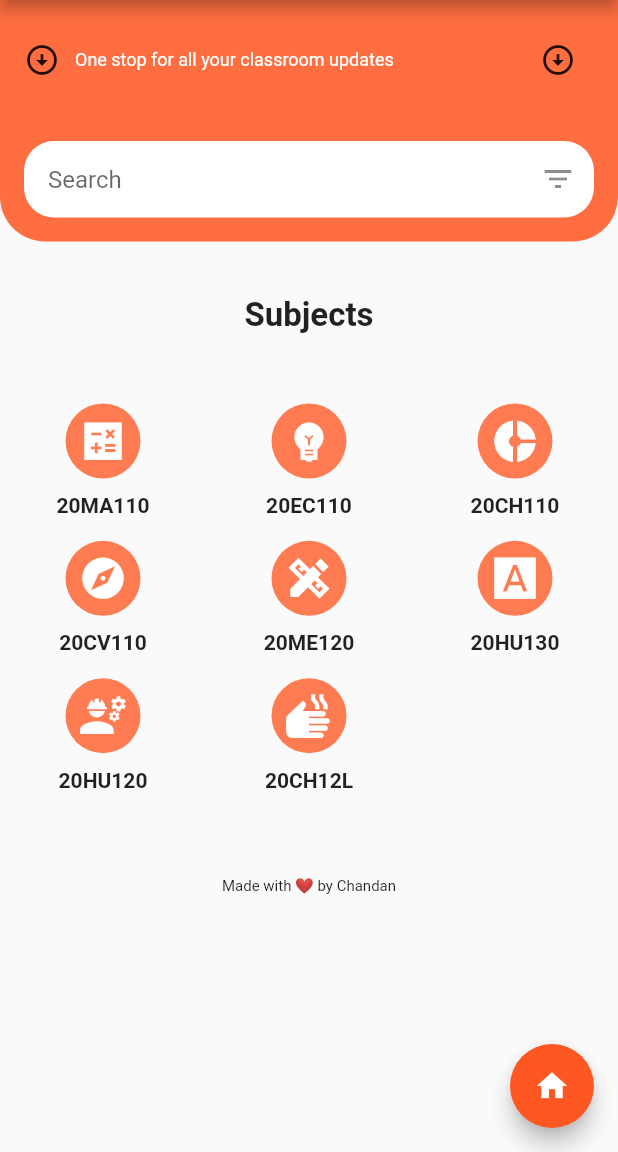
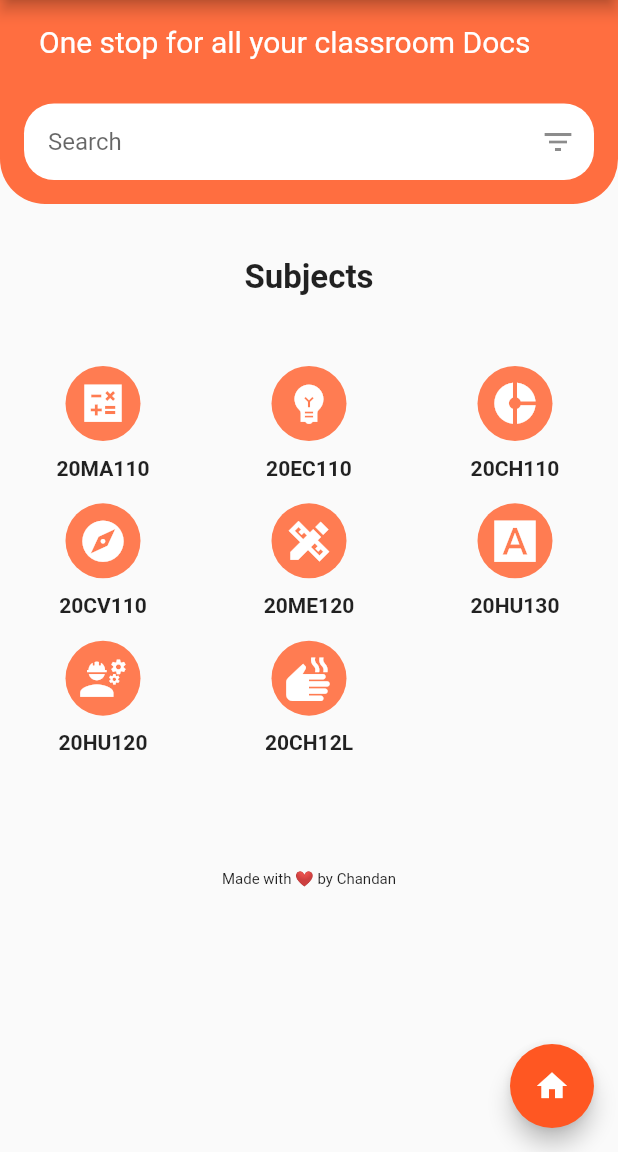
Before and after one commit to chandansgowda/myclassroom, a Flutter app: the screen it shows after launch, in the side drawer, after a tap on the "home" icon, on a phone screen of 412 x 824 dp, the part 84-1236 px from its top. Run offline on Flutter 3.47's test engine with Material 2 defaults, Android fonts, the phone set to English and light mode, and no system bars; missing offline and left inert: flutter_plugin_pdf_viewer.

Commit message:
ui change

```diff
--- a/lib/Widgets/MyDashboard.dart
+++ b/lib/Widgets/MyDashboard.dart
@@ -73,6 +73,7 @@ class MyDashboard extends StatelessWidget {
             _gridItem(Icons.dry, '20CH12L', context, ChemistryLab()),
           ],),
         ),
+        SizedBox(height: 20.0,),
         Padding(padding: EdgeInsets.all(16.0),
         child: Center(
           child:
@@ -102,14 +103,11 @@ _top(){
           children: [
             Row(
               children: [
-                Icon(Icons.arrow_circle_down),
+
                 SizedBox(width: 10.0,),
-                Text('One stop for all your classroom updates',style: TextStyle(fontSize: 12.0, color: Colors.white),)
+                Text('One stop for all your classroom Docs',style: TextStyle(fontSize: 20.0, color: Colors.white),)
               ],
             ),
-            IconButton(
-                icon: Icon(Icons.arrow_circle_down),
-                onPressed: (){})
           ],
         ),
         SizedBox(height: 30.0,),
--- a/lib/pages/HomePage.dart
+++ b/lib/pages/HomePage.dart
@@ -21,7 +21,7 @@ class HomePage extends StatelessWidget {
       ),
       drawer: MyDrawer(),
       body: MyDashboard(),
-      floatingActionButton: MyFloatingButton(),
+      floatingActionButton: HomeButton(),
     );
   }
 }
--- a/lib/ui/drawer.dart
+++ b/lib/ui/drawer.dart
@@ -28,12 +28,6 @@ class MyDrawer extends StatelessWidget {
             onTap: (){},
           ),
           ListTile(
-            leading: Icon(Icons.file_copy_rounded,size: 30.0,),
-            title: Text('Syllabus Copies',style: TextStyle(fontSize: 15.0)),
-            subtitle: Text('First Sem Subjects'),
-            onTap: (){},
-          ),
-          ListTile(
             leading: Icon(Icons.new_releases_sharp,size: 30.0,),
             title: Text('Latest Updates',style: TextStyle(fontSize: 15.0)),
             subtitle: Text('Internet Connection Required'),
--- a/lib/ui/floatingbutton.dart
+++ b/lib/ui/floatingbutton.dart
@@ -1,7 +1,7 @@
 import 'package:flutter/material.dart';
 import 'package:sjce_myclassroom/pages/HomePage.dart';
 
-class MyFloatingButton extends StatelessWidget {
+class HomeButton extends StatelessWidget {
   @override
   Widget build(BuildContext context) {
     return FloatingActionButton(
```
Also changed, not shown: lib/pages/latestupdates.dart (+47 -3 lines), lib/subjects/20ch110.dart (+62 -4 lines).
